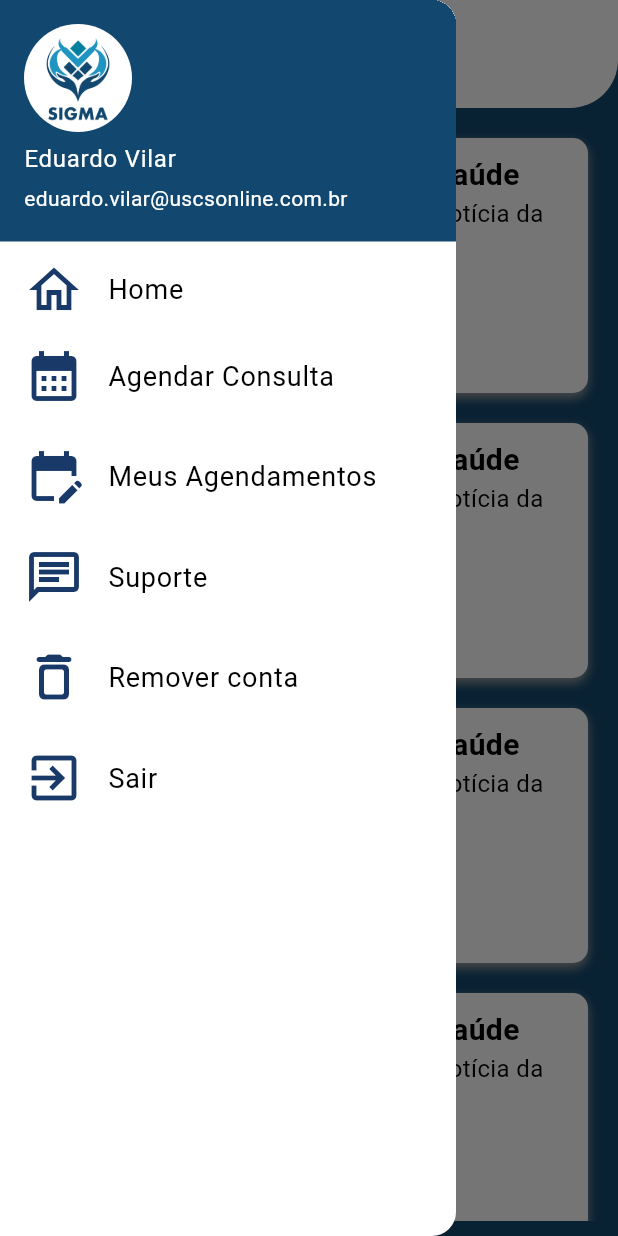
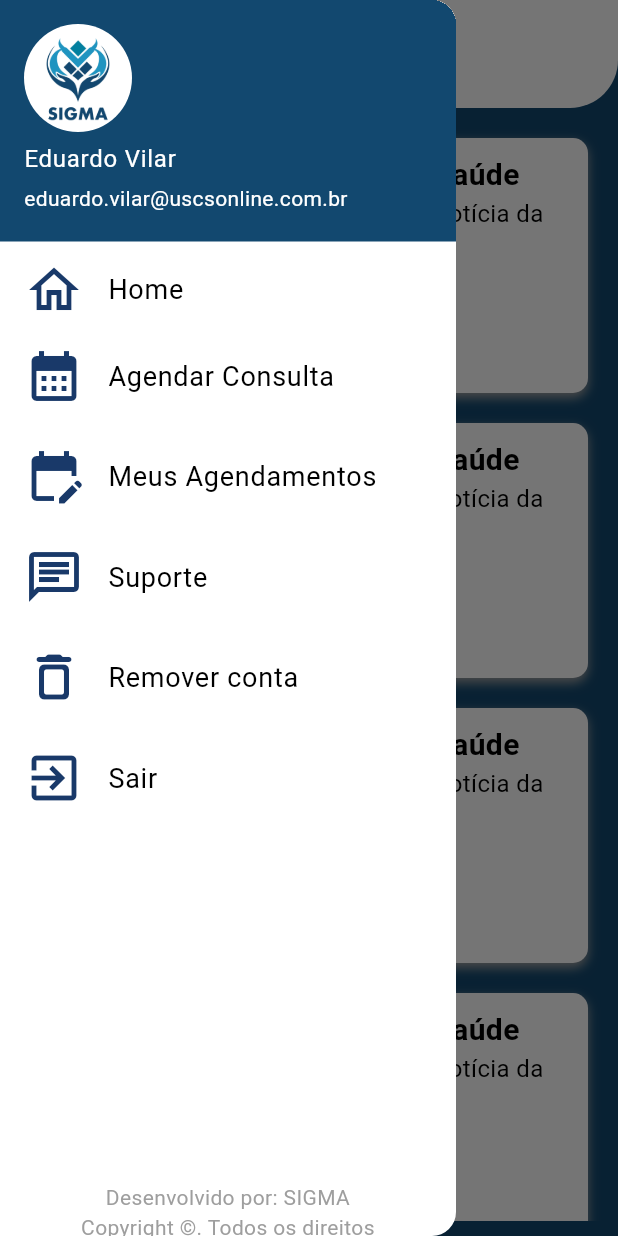
Before and after one commit to vilar95/mobile-sigma, a Flutter app: the HomeScreen screen opened by its route, with the side drawer open, on a phone screen of 412 x 824 dp. Run offline on Flutter 3.47's test engine with Material 3 defaults, Android fonts, the phone set to English and light mode, and no system bars.

Commit message:
Adiciona algumas alterções;

```diff
--- a/lib/screens/widgets/box_news_widget.dart
+++ b/lib/screens/widgets/box_news_widget.dart
@@ -1,4 +1,5 @@
 import 'package:flutter/material.dart';
+import 'package:intl/intl.dart';
 import 'package:sigma/screens/widgets/show_custom_snackbar.dart';
 
 class BoxNewsWidget extends StatefulWidget {
@@ -16,9 +17,9 @@ class BoxNewsWidget extends StatefulWidget {
 }
 
 class _BoxNewsWidgetState extends State<BoxNewsWidget> {
-
   @override
   Widget build(BuildContext context) {
+  final formattedDate = DateFormat('dd/MM/yy').format(widget.date!);
     return GestureDetector(
       onTap: _launchURL,
       child: Container(
@@ -62,6 +63,14 @@ class _BoxNewsWidgetState extends State<BoxNewsWidget> {
                         fontWeight: FontWeight.normal,
                       ),
                     ),
+                    Text(
+                      formattedDate,
+                      style: const TextStyle(
+                        fontSize: 14,
+                        fontWeight: FontWeight.normal,
+                      ),
+                      textAlign: TextAlign.right,
+                    ),
                   ],
                 ),
               ),
@@ -73,7 +82,7 @@ class _BoxNewsWidgetState extends State<BoxNewsWidget> {
   }
 
   void _launchURL() async {
-    final siteAddress = widget.url;
+    widget.url;
     //if (siteAddress != null && await canLaunch(siteAddress)) {
       //await url_launcher.launch(siteAddress);
     //} else {
--- a/lib/screens/widgets/drawer_widget.dart
+++ b/lib/screens/widgets/drawer_widget.dart
@@ -122,6 +122,16 @@ class DrawerWidget extends StatelessWidget {
               showConfirmLogoutDialog(context: context);
             },
           ),
+            const SizedBox(height: 220,),
+            Container(
+            alignment: Alignment.bottomCenter,
+            padding: const EdgeInsets.all(16.0),
+            child: const Text(
+              'Desenvolvido por: SIGMA\nCopyright ©. Todos os direitos reservados.',
+              textAlign: TextAlign.center,
+              style: TextStyle(fontSize: 14, color: Colors.grey),
+            ),
+            ),
         ],
       ),
     );
```
